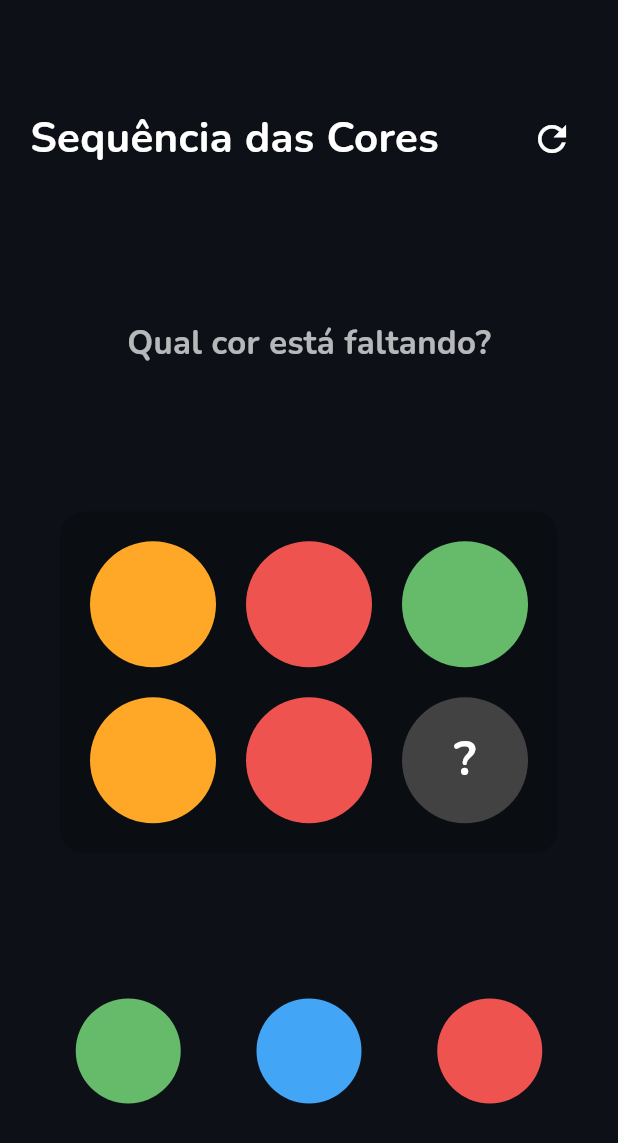
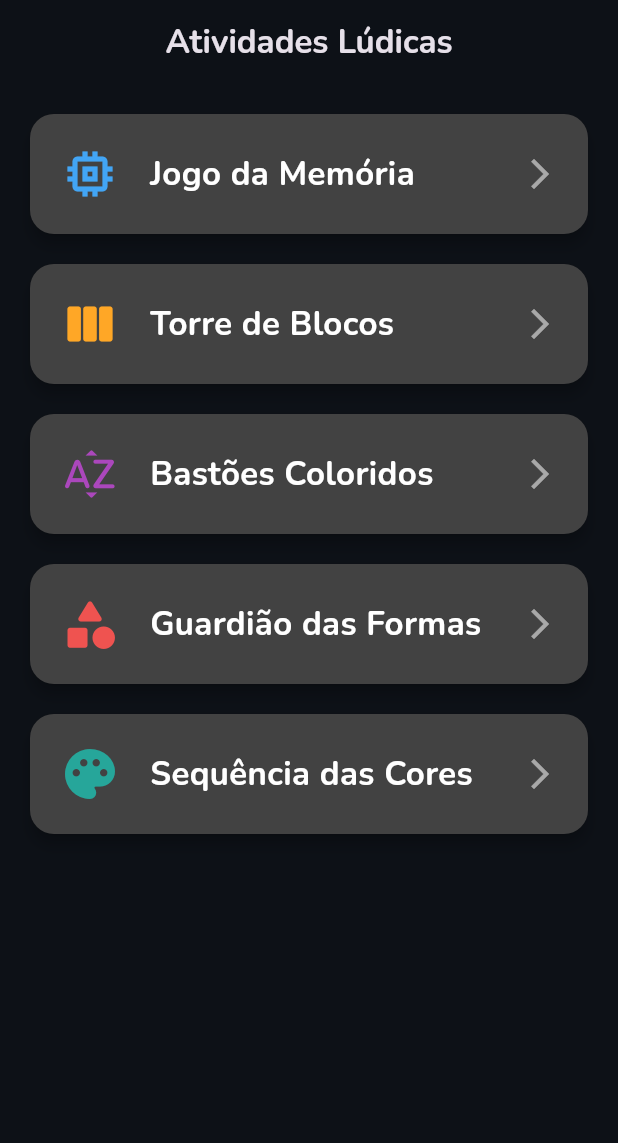
Before and after one commit to Victor-GF/Ativid-Extens-Uninter, a Flutter app: the screen it shows after launch, on a phone screen of 412 x 824 dp. Shown: the top 1143 px of the screen. Run offline on Flutter 3.47's test engine with Material 3 defaults, Android fonts, the light colour scheme and no system bars; our stand-ins replace confetti, google_fonts.

Commit message:
Atualizando libs + Menu para os jogos

```diff
--- a/lib/features/guardiao_das_formas/guardiao_das_formas_screen.dart
+++ b/lib/features/guardiao_das_formas/guardiao_das_formas_screen.dart
@@ -1,6 +1,5 @@
 import 'package:flutter/material.dart';
 import 'package:confetti/confetti.dart';
-import 'dart:math';
 import 'widgets/forma_geometrica_widget.dart';
 
 class Forma {
--- /dev/null
+++ b/lib/features/menu/menu_screen.dart
@@ -0,0 +1,95 @@
+import 'package:atividade_extensionista_uninter/features/bastoes/bastoes_screen.dart';
+import 'package:atividade_extensionista_uninter/features/guardiao_das_formas/guardiao_das_formas_screen.dart';
+import 'package:atividade_extensionista_uninter/features/jogo_da_memoria/jogo_da_memoria.dart';
+import 'package:atividade_extensionista_uninter/features/sequencia_cores/sequencia_cores_screen.dart';
+import 'package:atividade_extensionista_uninter/features/torre_de_blocos/torre_de_blocos.dart';
+import 'package:flutter/material.dart';
+import 'widgets/menu_item_widget.dart';
+
+// Modelo para organizar os dados de cada item do menu
+class JogoMenuItem {
+  final String titulo;
+  final IconData icone;
+  final Color cor;
+  final Widget tela;
+
+  JogoMenuItem({
+    required this.titulo,
+    required this.icone,
+    required this.cor,
+    required this.tela,
+  });
+}
+
+class MenuPrincipalScreen extends StatelessWidget {
+  const MenuPrincipalScreen({super.key});
+
+  @override
+  Widget build(BuildContext context) {
+    // Lista com todos os nossos jogos
+    final List<JogoMenuItem> jogos = [
+      JogoMenuItem(
+        titulo: 'Jogo da Memória',
+        icone: Icons.memory,
+        cor: Colors.blue.shade400,
+        tela: const JogoDaMemoriaScreen(),
+      ),
+      JogoMenuItem(
+        titulo: 'Torre de Blocos',
+        icone: Icons.view_column_rounded,
+        cor: Colors.orange.shade400,
+        tela: const TorreDeBlocosScreen(),
+      ),
+      JogoMenuItem(
+        titulo: 'Bastões Coloridos',
+        icone: Icons.sort_by_alpha_rounded,
+        cor: Colors.purple.shade400,
+        tela: const BastoesScreen(),
+      ),
+      JogoMenuItem(
+        titulo: 'Guardião das Formas',
+        icone: Icons.category_rounded,
+        cor: Colors.red.shade400,
+        tela: const GuardiaoDasFormasScreen(),
+      ),
+      JogoMenuItem(
+        titulo: 'Sequência das Cores',
+        icone: Icons.palette_rounded,
+        cor: Colors.teal.shade400,
+        tela: const SequenciaCoresScreen(),
+      ),
+    ];
+
+    return Scaffold(
+      appBar: AppBar(
+        title: const Text(
+          'Atividades Lúdicas',
+          style: TextStyle(fontWeight: FontWeight.bold),
+        ),
+        centerTitle: true,
+        backgroundColor: Colors.transparent,
+        elevation: 0,
+      ),
+      body: ListView.separated(
+        padding: const EdgeInsets.all(16.0),
+        itemCount: jogos.length,
+        separatorBuilder: (context, index) => const SizedBox(height: 12),
+        itemBuilder: (context, index) {
+          final jogo = jogos[index];
+          return MenuItemWidget(
+            titulo: jogo.titulo,
+            icone: jogo.icone,
+            cor: jogo.cor,
+            onTap: () {
+              // Lógica de navegação
+              Navigator.push(
+                context,
+                MaterialPageRoute(builder: (context) => jogo.tela),
+              );
+            },
+          );
+        },
+      ),
+    );
+  }
+}
--- /dev/null
+++ b/lib/features/menu/widgets/menu_item_widget.dart
@@ -0,0 +1,49 @@
+import 'package:flutter/material.dart';
+
+class MenuItemWidget extends StatelessWidget {
+  final String titulo;
+  final IconData icone;
+  final Color cor;
+  final VoidCallback onTap;
+
+  const MenuItemWidget({
+    super.key,
+    required this.titulo,
+    required this.icone,
+    required this.cor,
+    required this.onTap,
+  });
+
+  @override
+  Widget build(BuildContext context) {
+    return Card(
+      elevation: 4,
+      color: Colors.grey.shade800,
+      shape: RoundedRectangleBorder(borderRadius: BorderRadius.circular(16)),
+      child: InkWell(
+        onTap: onTap,
+        borderRadius: BorderRadius.circular(16),
+        child: Padding(
+          padding: const EdgeInsets.all(20.0),
+          child: Row(
+            children: [
+              Icon(icone, size: 40, color: cor),
+              const SizedBox(width: 20),
+              Expanded(
+                child: Text(
+                  titulo,
+                  style: const TextStyle(
+                    fontSize: 22,
+                    fontWeight: FontWeight.bold,
+                    color: Colors.white,
+                  ),
+                ),
+              ),
+              const Icon(Icons.arrow_forward_ios, color: Colors.white54),
+            ],
+          ),
+        ),
+      ),
+    );
+  }
+}
--- a/lib/main.dart
+++ b/lib/main.dart
@@ -1,10 +1,6 @@
+import 'package:atividade_extensionista_uninter/features/menu/menu_screen.dart';
 import 'package:flutter/material.dart';
 import 'package:google_fonts/google_fonts.dart';
-import 'features/jogo_da_memoria/jogo_da_memoria.dart';
-import 'features/torre_de_blocos/torre_de_blocos.dart';
-import 'features/bastoes/bastoes_screen.dart';
-import 'features/guardiao_das_formas/guardiao_das_formas_screen.dart';
-import 'features/sequencia_cores/sequencia_cores_screen.dart';
 
 void main() {
   runApp(const LudicApp());
@@ -19,17 +15,13 @@ class LudicApp extends StatelessWidget {
       title: 'Atividades Lúdicas',
       debugShowCheckedModeBanner: false,
       theme: ThemeData(
-        // Nova fonte: Nunito. É moderna, limpa e amigável.
         textTheme: GoogleFonts.nunitoTextTheme(Theme.of(context).textTheme),
         brightness: Brightness.dark,
-        scaffoldBackgroundColor: const Color(0xFF0D1117), // Fundo azul-escuro
+        scaffoldBackgroundColor: const Color(0xFF0D1117),
         useMaterial3: true,
       ),
-      // home: const JogoDaMemoriaScreen(),
-      // home: const TorreDeBlocosScreen(),
-      // home: const BastoesScreen()
-      // home: const GuardiaoDasFormasScreen(),
-      home: const SequenciaCoresScreen(),
+      // A tela inicial do app agora é o menu principal
+      home: const MenuPrincipalScreen(),
     );
   }
 }
--- a/pubspec.yaml
+++ b/pubspec.yaml
@@ -35,7 +35,7 @@ dependencies:
   # Use with the CupertinoIcons class for iOS style icons.
   cupertino_icons: ^1.0.8
   google_fonts: ^6.2.1
-  confetti: ^0.7.0
+  confetti: ^0.8.0
   collection: ^1.19.1
 
 dev_dependencies:
@@ -47,7 +47,7 @@ dev_dependencies:
   # activated in the `analysis_options.yaml` file located at the root of your
   # package. See that file for information about deactivating specific lint
   # rules and activating additional ones.
-  flutter_lints: ^5.0.0
+  flutter_lints: ^6.0.0
 
 # For information on the generic Dart part of this file, see the
 # following page: https://dart.dev/tools/pub/pubspec
```
Also changed, not shown: pubspec.lock, 1 other file.
